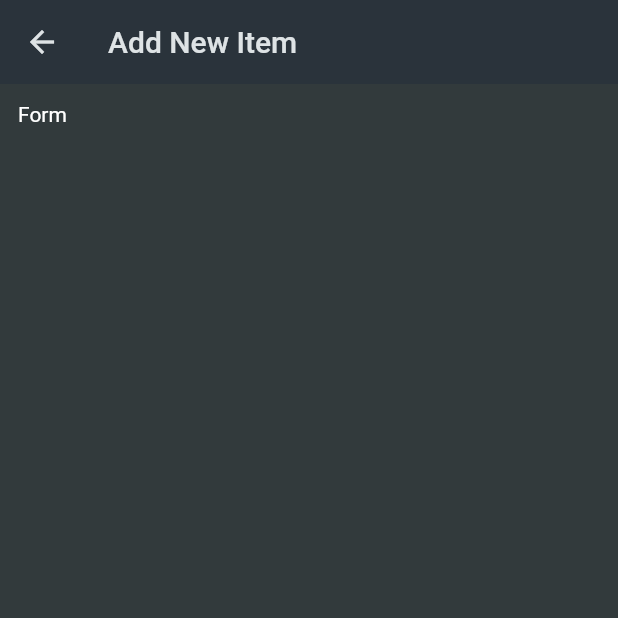
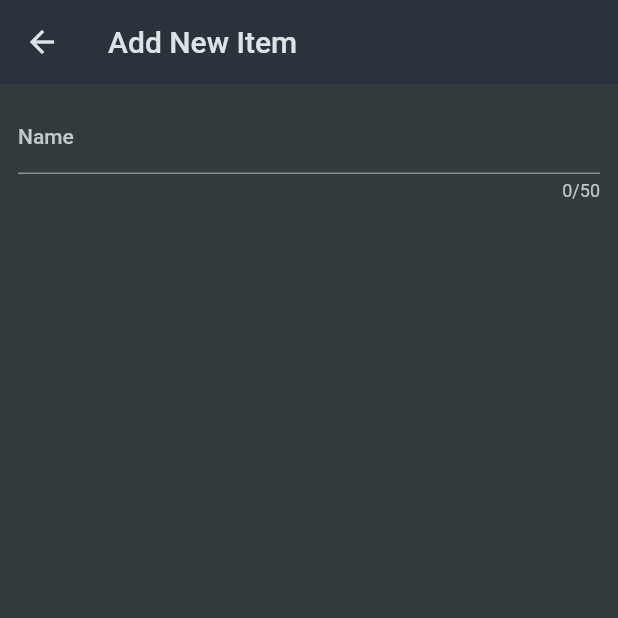
Before and after one commit to Tsenda-Djessy-Flavien/shooping_list, a Flutter app: the NewItemScreen screen opened directly, on a phone screen of 412 x 824 dp, the top half of it. Run offline on Flutter 3.47's test engine with Material 2 defaults, Android fonts, the phone set to English and light mode, and no system bars.

Commit message:
Le widget Form et TextFormField

```diff
--- a/lib/presentation/screens/new_item_screen.dart
+++ b/lib/presentation/screens/new_item_screen.dart
@@ -14,9 +14,24 @@ class _NewItemScreenState extends State<NewItemScreen> {
       appBar: AppBar(
         title: const Text('Add New Item'),
       ),
-      body: const Padding(
-        padding: EdgeInsets.all(12),
-        child: Text('Form'),
+      body: Padding(
+        padding: const EdgeInsets.all(12),
+        child: Form(
+          child: Column(
+            children: [
+              // TextFormField -> instead of TextField()
+              TextFormField(
+                maxLength: 50,
+                decoration: const InputDecoration(
+                  label: Text('Name'),
+                ),
+                validator: (value) {
+                  return 'Demo...';
+                },
+              ),
+            ],
+          ),
+        ),
       ),
     );
   }
```
